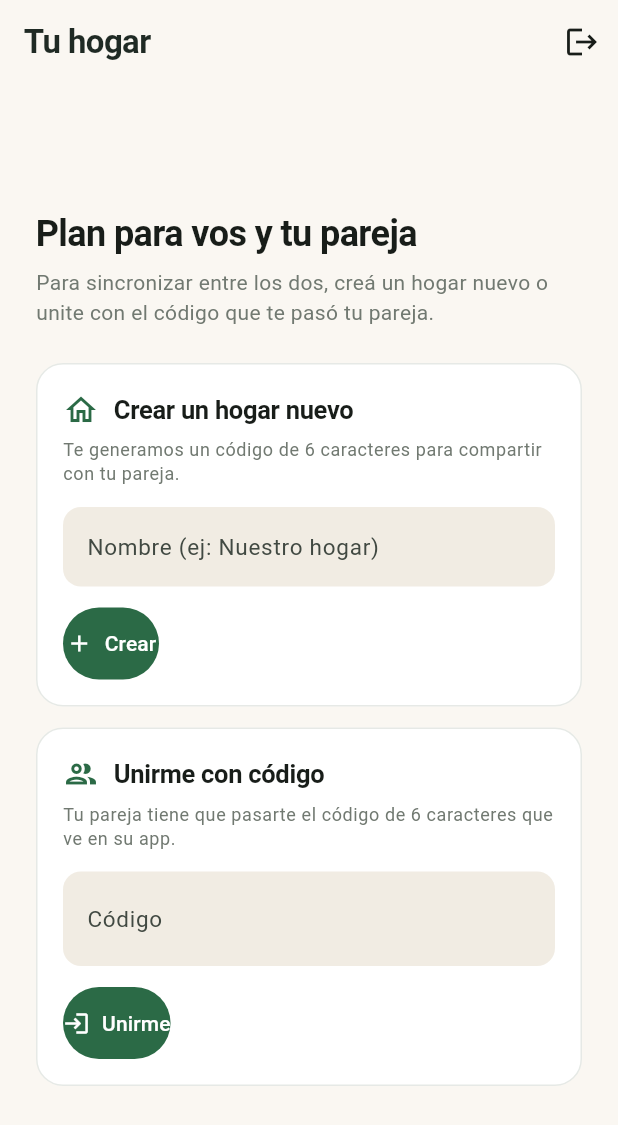
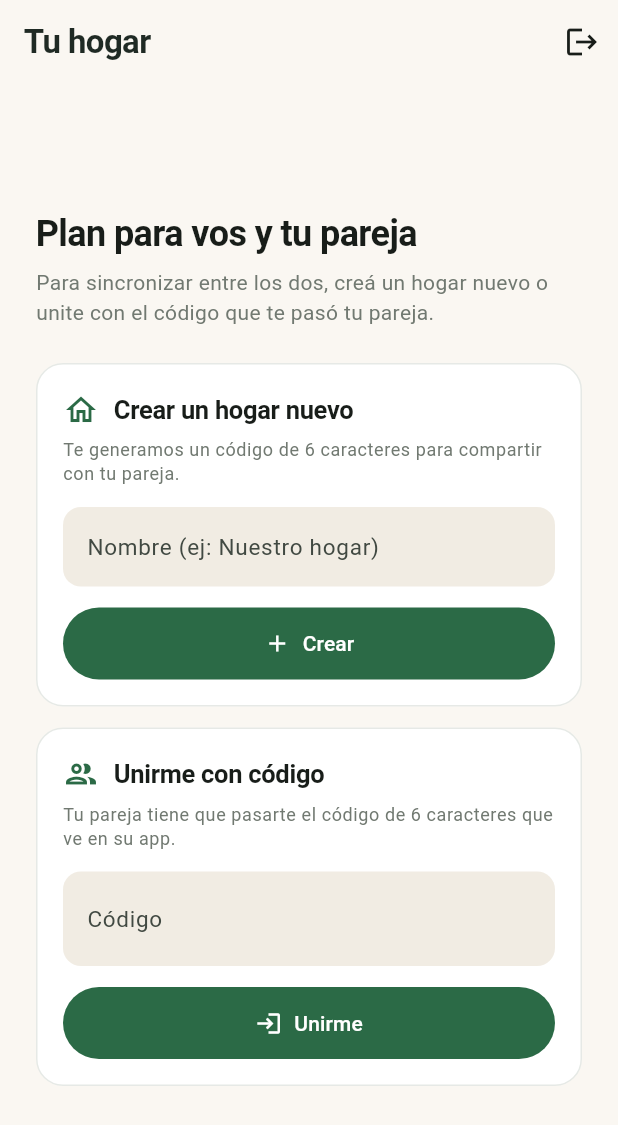
Before and after one commit to kloehz/dietario, a Flutter app: the screen it shows once a user with an empty profile is signed in, on a phone screen of 412 x 824 dp. Shown: the top 1125 px of the screen. Run offline on Flutter 3.47's test engine with Material 3 defaults, Android fonts, the phone set to English and light mode, and no system bars; our stand-ins replace go_router, shared_preferences, sqflite, supabase_flutter; accounts and stored records are empty.

Commit message:
fix: route existing households to home

```diff
--- a/lib/app.dart
+++ b/lib/app.dart
@@ -81,7 +81,7 @@ class _DietarioAppState extends State<DietarioApp> {
   GoRouter _buildRouter() {
     return GoRouter(
       initialLocation: '/login',
-      refreshListenable: _auth,
+      refreshListenable: Listenable.merge([_auth, _household]),
       redirect: (context, state) {
         final loc = state.matchedLocation;
         final loggedIn = _auth.status == AuthStatus.signedIn;
--- a/lib/presentation/pages/auth/household_setup_page.dart
+++ b/lib/presentation/pages/auth/household_setup_page.dart
@@ -141,12 +141,15 @@ class _CreateCardState extends State<_CreateCard> {
                   style: TextStyle(color: t.colorScheme.error, fontSize: 12)),
             ],
             const SizedBox(height: 14),
-            FilledButton.icon(
+            SizedBox(
+              width: double.infinity,
+              child: FilledButton.icon(
                 onPressed: _busy ? null : _submit,
                 icon: const Icon(Icons.add),
                 label: Text(_busy ? 'Creando...' : 'Crear'),
                 style: FilledButton.styleFrom(
                   padding: const EdgeInsets.symmetric(vertical: 14),
+                ),
               ),
             ),
           ],
@@ -251,12 +254,15 @@ class _JoinCardState extends State<_JoinCard> {
                   style: TextStyle(color: t.colorScheme.error, fontSize: 12)),
             ],
             const SizedBox(height: 14),
-            FilledButton.icon(
+            SizedBox(
+              width: double.infinity,
+              child: FilledButton.icon(
                 onPressed: _busy ? null : _submit,
                 icon: const Icon(Icons.login),
                 label: Text(_busy ? 'Uniéndome...' : 'Unirme'),
                 style: FilledButton.styleFrom(
                   padding: const EdgeInsets.symmetric(vertical: 14),
+                ),
               ),
             ),
           ],
```
Lines whose indentation alone changed are shown as unchanged.
